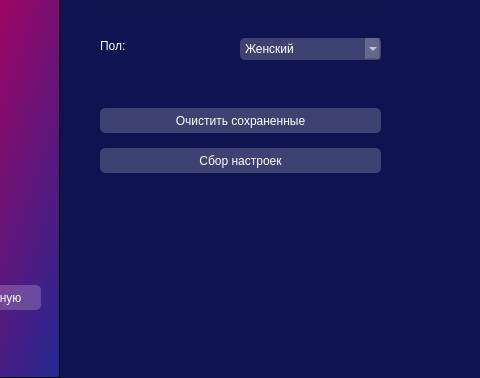
Qt form settings.ui (alicedeni/py-project) before a commit; both pictures show x 150 to 630 and y 222 to 600 of the 800 by 600 pixel window.
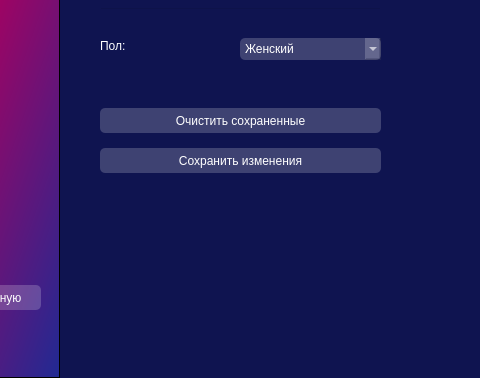
The same form after that commit.

What changed in the file:
```diff
--- a/settings.ui
+++ b/settings.ui
@@ -213,7 +213,7 @@
 background-color: rgba(255, 255, 255, 50);</string>
     </property>
     <property name="text">
-     <string>Сбор настроек</string>
+     <string>Сохранить изменения</string>
     </property>
    </widget>
    <widget class="QFrame" name="input">
```
Left out of the diff: 2 changed lines with no effect on the pictures.
